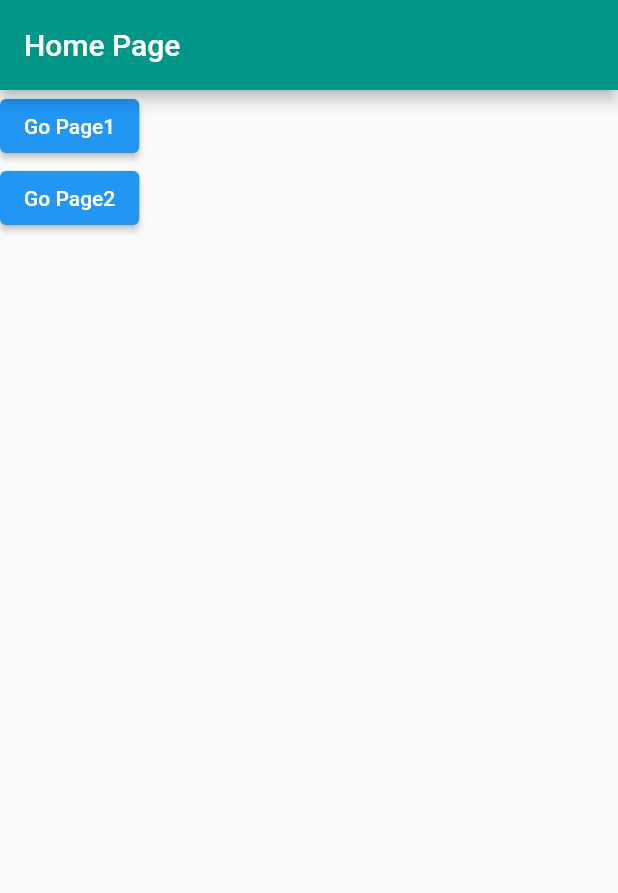
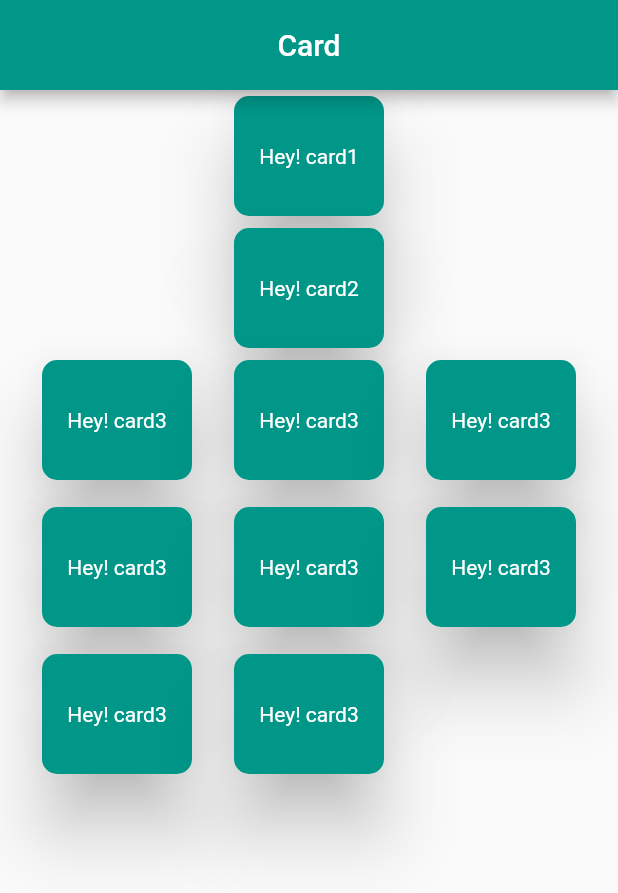
Before and after one commit to Sazzad-Hossain-Sobuj/Ostad_Flutter, a Flutter app: the screen it shows after launch, on a phone screen of 412 x 824 dp. Shown: the top 893 px of the screen. Run offline on Flutter 3.47's test engine with Material 2 defaults, Android fonts, the phone set to English and light mode, and no system bars.

Commit message:
module6 card

```diff
--- a/lib/home_screen.dart
+++ b/lib/home_screen.dart
@@ -9,70 +9,192 @@ class HomeScreen extends StatelessWidget {
   Widget build(BuildContext context) {
     return Scaffold(
       appBar: AppBar(
-        title: Text('Home Page'),
+        title: Text('Card'),
         backgroundColor: Colors.teal,
         toolbarHeight: 60,
+        centerTitle: true,
       ),
-      body: Column(
-        mainAxisAlignment: MainAxisAlignment.start,
-        children: [
-          ElevatedButton(onPressed: (){
-            Navigator.push(context, MaterialPageRoute(builder: (context) => Page1()));
-          },
-              child: Text('Go Page1')),
+      body: Center(
+        child: Column(
+          children: [
+            Card(
+              color: Colors.teal,
+              elevation: 20,
+              shape: RoundedRectangleBorder(
+                borderRadius: BorderRadius.circular(10),
+              ),
+              child: SizedBox(
+                height: 80,
+                width: 100,
+                child: Center(
+                  child: Text('Hey! card1',style: TextStyle(color: Colors.white),),
+                ),
+            ),
+            ),
+            Card(
+              color: Colors.teal,
+              elevation: 20,
+              shape: RoundedRectangleBorder(
+                borderRadius: BorderRadius.circular(10),
+              ),
+              child: SizedBox(
+                height: 80,
+                width: 100,
+                child: Center(
+                  child: Text('Hey! card2',style: TextStyle(color: Colors.white),),
+                ),
+              ),
+            ),
+            Wrap(
+              alignment: WrapAlignment.start,
+              spacing: 20,
+              runSpacing: 10,
 
-          ElevatedButton(onPressed: (){
-            Navigator.push(context, MaterialPageRoute(builder: (context) => Page2()));
-          },
-              child: Text('Go Page2')),
-        ],
+              children: [
+                Card(
+                  shape: RoundedRectangleBorder(
+                    borderRadius: BorderRadius.circular(10),
+                  ),
+                  elevation: 20,
+                  child: Container(
+                    height: 80,
+                    width: 100,
+                    decoration: BoxDecoration(
+                      color: Colors.teal,
+                      borderRadius: BorderRadius.circular(10),
+                    ),
+                    child: Center(
+                      child: Text('Hey! card3',style: TextStyle(color: Colors.white),),
+                    ),
+
+                  ),
+                ),
+                Card(
+                  shape: RoundedRectangleBorder(
+                    borderRadius: BorderRadius.circular(10),
+                  ),
+                  elevation: 20,
+                  child: Container(
+                      height: 80,
+                      width: 100,
+                      decoration: BoxDecoration(
+                        color: Colors.teal,
+                        borderRadius: BorderRadius.circular(10),
+                      ),
+                      child: Center(
+                        child: Text('Hey! card3',style: TextStyle(color: Colors.white),),
+                      )
+                  ),
+                ),
+                Card(
+                  shape: RoundedRectangleBorder(
+                    borderRadius: BorderRadius.circular(10),
+                  ),
+                  elevation: 20,
+                  child: Container(
+                      height: 80,
+                      width: 100,
+                      decoration: BoxDecoration(
+                        color: Colors.teal,
+                        borderRadius: BorderRadius.circular(10),
+                      ),
+                      child: Center(
+                        child: Text('Hey! card3',style: TextStyle(color: Colors.white),),
+                      )
+                  ),
+                ),
+                Card(
+                  shape: RoundedRectangleBorder(
+                    borderRadius: BorderRadius.circular(10),
+                  ),
+                  elevation: 20,
+                  child: Container(
+                      height: 80,
+                      width: 100,
+                      decoration: BoxDecoration(
+                        color: Colors.teal,
+                        borderRadius: BorderRadius.circular(10),
+                      ),
+                      child: Center(
+                        child: Text('Hey! card3',style: TextStyle(color: Colors.white),),
+                      )
+                  ),
+                ),
+                Card(
+                  shape: RoundedRectangleBorder(
+                    borderRadius: BorderRadius.circular(10),
+                  ),
+                  elevation: 20,
+                  child: Container(
+                      height: 80,
+                      width: 100,
+                      decoration: BoxDecoration(
+                        color: Colors.teal,
+                        borderRadius: BorderRadius.circular(10),
+                      ),
+                      child: Center(
+                        child: Text('Hey! card3',style: TextStyle(color: Colors.white),),
+                      )
+                  ),
+                ),
+                Card(
+                  shape: RoundedRectangleBorder(
+                    borderRadius: BorderRadius.circular(10),
+                  ),
+                  elevation: 20,
+                  child: Container(
+                      height: 80,
+                      width: 100,
+                      decoration: BoxDecoration(
+                        color: Colors.teal,
+                        borderRadius: BorderRadius.circular(10),
+                      ),
+                      child: Center(
+                        child: Text('Hey! card3',style: TextStyle(color: Colors.white),),
+                      )
+                  ),
+                ),
+                Card(
+                  shape: RoundedRectangleBorder(
+                    borderRadius: BorderRadius.circular(10),
+                  ),
+                  elevation: 20,
+                  child: Container(
+                      height: 80,
+                      width: 100,
+                      decoration: BoxDecoration(
+                        color: Colors.teal,
+                        borderRadius: BorderRadius.circular(10),
+                      ),
+                      child: Center(
+                        child: Text('Hey! card3',style: TextStyle(color: Colors.white),),
+                      )
+                  ),
+                ),
+                Card(
+                  shape: RoundedRectangleBorder(
+                    borderRadius: BorderRadius.circular(10),
+                  ),
+                  elevation: 20,
+                  child: Container(
+                      height: 80,
+                      width: 100,
+                      decoration: BoxDecoration(
+                        color: Colors.teal,
+                        borderRadius: BorderRadius.circular(10),
+                      ),
+                      child: Center(
+                        child: Text('Hey! card3',style: TextStyle(color: Colors.white),),
+                      )
+                  ),
+                ),
+              ],
+            )
+
+          ],
+        ),
       ),
+
     );
   }
 }
-
-
-class Page1 extends StatelessWidget {
-  const Page1({Key? key}) : super(key: key);
-
-  @override
-  Widget build(BuildContext context) {
-    return Scaffold(
-      appBar: AppBar(
-        title: Text('Page1'),
-        backgroundColor: Colors.teal,
-        toolbarHeight: 60,
-      ),
-
-      body: Center(
-        child: ElevatedButton(onPressed: (){
-          Navigator.push(context, MaterialPageRoute(builder: (context) => Page2()));
-        },
-            child: Text('Go Page2')),
-      ),
-    );
-  }
-}
-
-
-class Page2 extends StatelessWidget {
-  const Page2({Key? key}) : super(key: key);
-
-  @override
-  Widget build(BuildContext context) {
-    return Scaffold(
-      appBar: AppBar(
-        title: Text('Page2'),
-        backgroundColor: Colors.teal,
-        toolbarHeight: 60,
-      ),
-
-      body: Center(
-        child: ElevatedButton(onPressed: (){
-          Navigator.push(context, MaterialPageRoute(builder: (context) => Page1()));
-        },
-            child: Text('Go Page1')),
-      ),
-    );
-  }
-}
```
